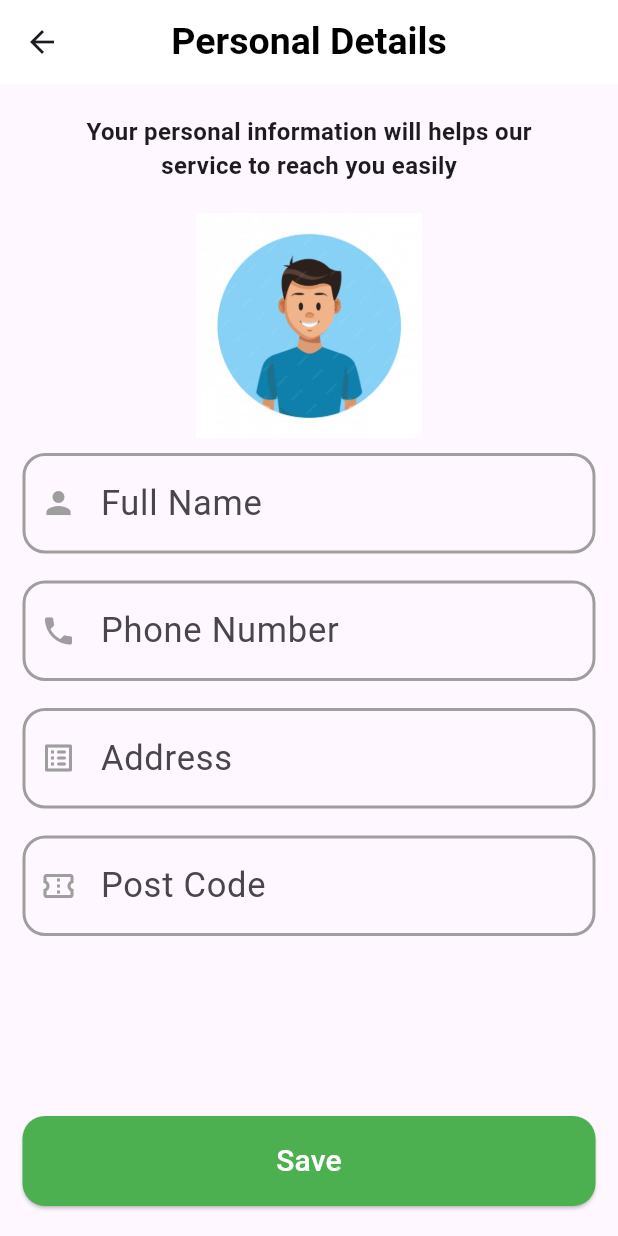
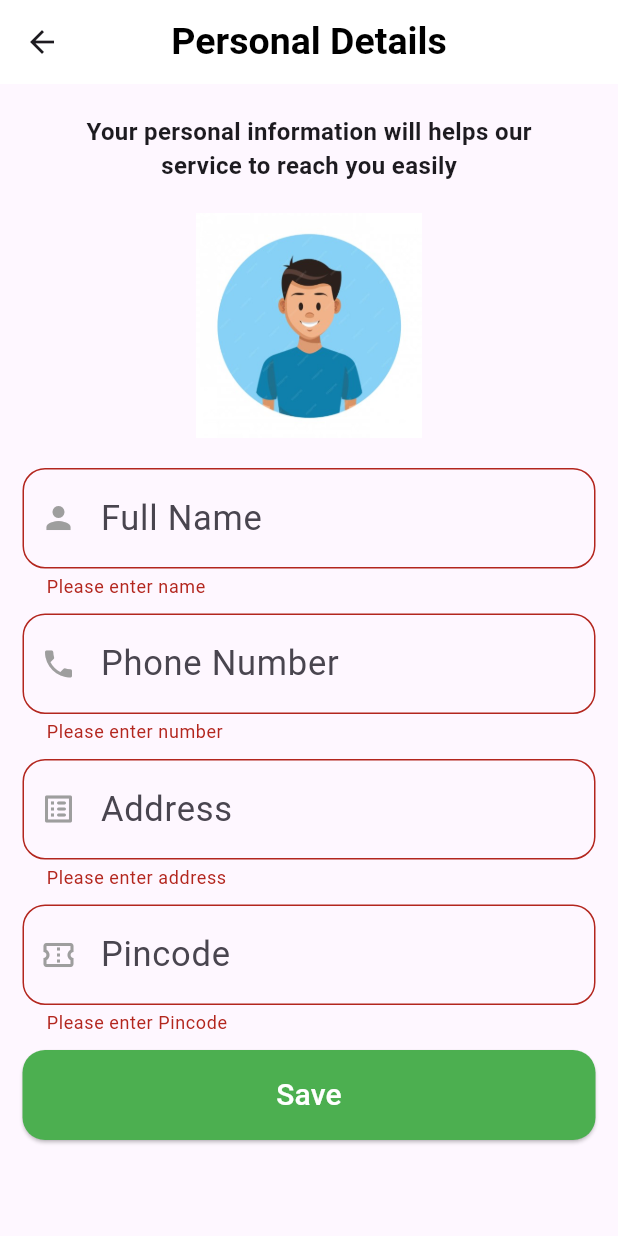
Before and after one commit to VD-Mahajan/Flutter_Collab, a Flutter app: the PersonalDetails screen opened by its route, after a tap on "Save", on a phone screen of 412 x 824 dp. Run offline on Flutter 3.47's test engine with Material 3 defaults, Android fonts, the phone set to English and light mode, and no system bars; our stand-ins replace carousel_slider, cloud_firestore, dots_indicator, firebase_auth, firebase_core, google_fonts and 1 more; accounts and stored records are empty; statements that could not run were skipped.

Commit message:
lots of internal changes

```diff
--- a/my_agri_app/lib/login_module/admin_login.dart
+++ b/my_agri_app/lib/login_module/admin_login.dart
@@ -1,10 +1,7 @@
 // import 'dart:async';
 
-import 'package:firebase_auth/firebase_auth.dart';
-// import 'package:firebase_core/firebase_core.dart';
-import 'package:flutter/gestures.dart';
+// import 'package:firebase_auth/firebase_auth.dart';
 import 'package:flutter/material.dart';
-import 'package:my_agri_app/login_module/user_register.dart';
 
 import 'adminDashBoard.dart';
 // import 'package:my_agri_app/main_app/home.dart';
--- a/my_agri_app/lib/main.dart
+++ b/my_agri_app/lib/main.dart
@@ -6,7 +6,6 @@ import 'package:my_agri_app/firebase_options.dart';
 import 'package:my_agri_app/homepage/cultivation_tips.dart';
 import 'package:my_agri_app/homepage/feritizer.dart';
 import 'package:my_agri_app/login_module/user_login_page.dart';
-import 'package:my_agri_app/login_module/verify_user.dart';
 import 'package:my_agri_app/main_app/home.dart';
 import 'package:my_agri_app/homepage/seeds_information.dart';
 import 'package:my_agri_app/homepage/weather_report.dart';
@@ -15,6 +14,7 @@ import 'package:my_agri_app/main_app/marketplace.dart';
 import 'package:my_agri_app/personal_details/personal_details.dart';
 import 'package:my_agri_app/splash_screen.dart';
 
+import 'firebase_data/methods.dart';
 import 'homepage/crop_disease.dart';
 import 'login_module/admin_login.dart';
 
@@ -25,6 +25,8 @@ void main() async {
   await Firebase.initializeApp(
     options: DefaultFirebaseOptions.currentPlatform,
   );
+  await fetchData();
+  await fetchProfileData();
   runApp(const MainPage());
 }
 
--- a/my_agri_app/lib/personal_details/personal_details.dart
+++ b/my_agri_app/lib/personal_details/personal_details.dart
@@ -18,6 +18,9 @@ class PersonalDetails extends StatefulWidget {
 }
 
 class _PersonalDetailsState extends State<PersonalDetails> {
+  //KEYS
+  final GlobalKey<FormState> _formKey = GlobalKey<FormState>();
+
   final TextEditingController _personalNameController = TextEditingController();
   final FocusNode _personalNameFocusNode = FocusNode();
 
@@ -114,9 +117,17 @@ class _PersonalDetailsState extends State<PersonalDetails> {
         ),
         //================================================================
         Padding(
-          padding:
-              const EdgeInsets.only(bottom: 8.0, left: 15, right: 15, top: 10),
-          child: TextField(
+          padding: const EdgeInsets.symmetric(
+            horizontal: 15.0,
+            vertical: 15,
+          ),
+          child: Form(
+            key: _formKey,
+            child: Column(
+              children: [
+                Padding(
+                  padding: const EdgeInsets.symmetric(vertical: 5.0),
+                  child: TextFormField(
                     controller: _personalNameController,
                     focusNode: _personalNameFocusNode,
                     decoration: InputDecoration(
@@ -126,15 +137,7 @@ class _PersonalDetailsState extends State<PersonalDetails> {
                       hintStyle: const TextStyle(
                         fontSize: 23,
                       ),
-              border: InputBorder.none,
-              enabledBorder: OutlineInputBorder(
-                borderRadius: BorderRadius.circular(15),
-                borderSide: const BorderSide(
-                  color: Colors.grey,
-                  width: 2,
-                ),
-              ),
-              focusedBorder: OutlineInputBorder(
+                      border: OutlineInputBorder(
                         borderRadius: BorderRadius.circular(15),
                         borderSide: const BorderSide(
                           color: Colors.grey,
@@ -146,13 +149,19 @@ class _PersonalDetailsState extends State<PersonalDetails> {
                     style: const TextStyle(
                       fontSize: 23,
                     ),
+                    validator: (value) {
+                      if (value == null || value.isEmpty) {
+                        return 'Please enter name';
+                      } else {
+                        return null;
+                      }
+                    },
                   ),
                 ),
                 //================================================================
                 Padding(
-          padding:
-              const EdgeInsets.only(bottom: 8.0, left: 15, right: 15, top: 10),
-          child: TextField(
+                  padding: const EdgeInsets.symmetric(vertical: 5.0),
+                  child: TextFormField(
                     controller: _phoneNumberCodeController,
                     focusNode: _phoneNumberFocusNode,
                     decoration: InputDecoration(
@@ -162,15 +171,7 @@ class _PersonalDetailsState extends State<PersonalDetails> {
                       hintStyle: const TextStyle(
                         fontSize: 23,
                       ),
-              border: InputBorder.none,
-              enabledBorder: OutlineInputBorder(
-                borderRadius: BorderRadius.circular(15),
-                borderSide: const BorderSide(
-                  color: Colors.grey,
-                  width: 2,
-                ),
-              ),
-              focusedBorder: OutlineInputBorder(
+                      border: OutlineInputBorder(
                         borderRadius: BorderRadius.circular(15),
                         borderSide: const BorderSide(
                           color: Colors.grey,
@@ -182,13 +183,19 @@ class _PersonalDetailsState extends State<PersonalDetails> {
                     style: const TextStyle(
                       fontSize: 23,
                     ),
+                    validator: (value) {
+                      if (value == null || value.isEmpty) {
+                        return 'Please enter number';
+                      } else {
+                        return null;
+                      }
+                    },
                   ),
                 ),
                 //====================================================================
                 Padding(
-          padding:
-              const EdgeInsets.only(bottom: 8.0, left: 15, right: 15, top: 10),
-          child: TextField(
+                  padding: const EdgeInsets.symmetric(vertical: 5.0),
+                  child: TextFormField(
                     controller: _personalAddressController,
                     focusNode: _personalAddressFocusNode,
                     decoration: InputDecoration(
@@ -198,15 +205,7 @@ class _PersonalDetailsState extends State<PersonalDetails> {
                       hintStyle: const TextStyle(
                         fontSize: 23,
                       ),
-              border: InputBorder.none,
-              enabledBorder: OutlineInputBorder(
-                borderRadius: BorderRadius.circular(15),
-                borderSide: const BorderSide(
-                  color: Colors.grey,
-                  width: 2,
-                ),
-              ),
-              focusedBorder: OutlineInputBorder(
+                      border: OutlineInputBorder(
                         borderRadius: BorderRadius.circular(15),
                         borderSide: const BorderSide(
                           color: Colors.grey,
@@ -218,31 +217,30 @@ class _PersonalDetailsState extends State<PersonalDetails> {
                     style: const TextStyle(
                       fontSize: 23,
                     ),
+                    validator: (value) {
+                      if (value == null || value.isEmpty) {
+                        return 'Please enter address';
+                      } else {
+                        return null;
+                      }
+                    },
                   ),
                 ),
                 //======================================================================
                 Padding(
-          padding:
-              const EdgeInsets.only(bottom: 8.0, left: 15, right: 15, top: 10),
-          child: TextField(
+                  padding: const EdgeInsets.symmetric(vertical: 5.0),
+                  child: TextFormField(
                     controller: _personalPostCodeController,
                     focusNode: _personalPostCodeFocusNode,
                     decoration: InputDecoration(
-              prefixIcon: const Icon(Icons.confirmation_number_outlined),
-              hintText: "Post Code",
+                      prefixIcon:
+                          const Icon(Icons.confirmation_number_outlined),
+                      hintText: "Pincode",
                       prefixIconColor: Colors.grey,
                       hintStyle: const TextStyle(
                         fontSize: 23,
                       ),
-              border: InputBorder.none,
-              enabledBorder: OutlineInputBorder(
-                borderRadius: BorderRadius.circular(15),
-                borderSide: const BorderSide(
-                  color: Colors.grey,
-                  width: 2,
-                ),
-              ),
-              focusedBorder: OutlineInputBorder(
+                      border: OutlineInputBorder(
                         borderRadius: BorderRadius.circular(15),
                         borderSide: const BorderSide(
                           color: Colors.grey,
@@ -254,26 +252,35 @@ class _PersonalDetailsState extends State<PersonalDetails> {
                     style: const TextStyle(
                       fontSize: 23,
                     ),
+                    validator: (value) {
+                      if (value == null || value.isEmpty) {
+                        return 'Please enter Pincode';
+                      } else if (value.length != 6) {
+                        return 'Enter valid Pincode';
+                      } else {
+                        return null;
+                      }
+                    },
                   ),
-        ),
-        const SizedBox(
-          height: 100,
                 ),
                 //============================================================
                 Padding(
-          padding:
-              const EdgeInsets.only(bottom: 8.0, left: 15, right: 15, top: 12),
+                  padding: const EdgeInsets.symmetric(vertical: 5.0),
                   child: SizedBox(
                     height: 60,
-            width: 360,
+                    width: double.infinity,
                     child: ElevatedButton(
                       onPressed: () {
+                        bool validated = _formKey.currentState!.validate();
+
+                        if (validated) {
                           addPersonalDetails(
                             _personalNameController.text.toString(),
                             _personalAddressController.text.toString(),
                             _personalPostCodeController.text.toString(),
                             _phoneNumberCodeController.text.toString(),
                           );
+                        }
                       },
                       style: ElevatedButton.styleFrom(
                           backgroundColor: Colors.green,
@@ -290,6 +297,10 @@ class _PersonalDetailsState extends State<PersonalDetails> {
                     ),
                   ),
                 ),
+              ],
+            ),
+          ),
+        ),
       ]),
     );
   }
```
Also changed, not shown: my_agri_app/lib/firebase_data/methods.dart (added, +29 -0 lines), my_agri_app/lib/login_module/user_register.dart (+22 -35 lines), my_agri_app/lib/main_app/home.dart (+66 -30 lines), my_agri_app/lib/main_app/profile.dart (+5 -17 lines). Lines whose indentation alone changed are shown as unchanged.
